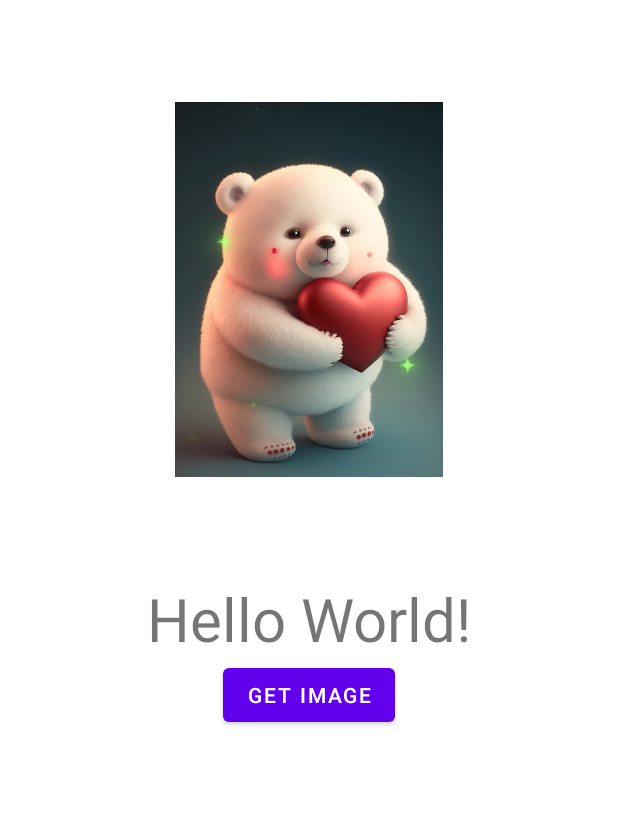
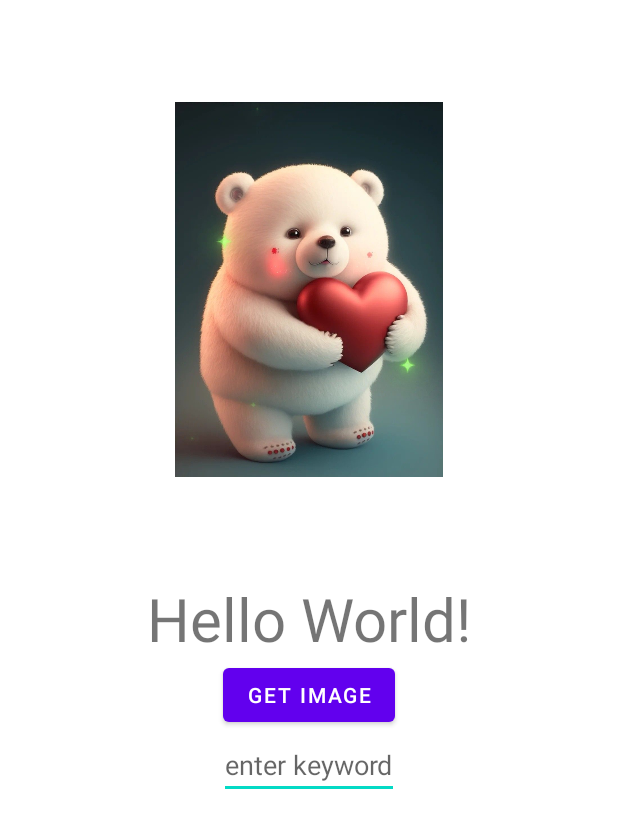
Before and after one commit to AlyonaRulezzz/R_and_Kata_Leet_Training, an Android app: the layout activity_main.xml on its own in the app's theme, with its tools: preview values and no code run, on a phone screen of 412 x 824 dp. Shown: the top 828 px of the screen. Run offline under Robolectric (Android 15) with nearby library versions, the phone set to English and light mode, and no system bars.

Commit message:
Glide & Button & IME_ACTION_SEARCH

```diff
--- a/R_6/app/src/main/res/layout/activity_main.xml
+++ b/R_6/app/src/main/res/layout/activity_main.xml
@@ -41,4 +41,17 @@
         app:layout_constraintTop_toBottomOf="@id/helloWorldTextView"
         />
 
+    <EditText
+        android:id="@+id/editText"
+        android:layout_width="wrap_content"
+        android:layout_height="wrap_content"
+        android:inputType="text"
+        android:hint="@string/enter_keyword"
+        android:autofillHints="phone"
+        android:imeOptions="actionSearch"
+        app:layout_constraintStart_toStartOf="parent"
+        app:layout_constraintEnd_toEndOf="parent"
+        app:layout_constraintTop_toBottomOf="@id/buttonGetImage"
+        />
+
 </androidx.constraintlayout.widget.ConstraintLayout>
--- a/R_6/app/src/main/res/values/strings.xml
+++ b/R_6/app/src/main/res/values/strings.xml
@@ -3,5 +3,6 @@
     <string name="picture">picture</string>
     <string name="get_image">get image</string>
     <string name="random_number">random_number</string>
+    <string name="enter_keyword">enter keyword</string>
 
 </resources>
```
Also changed, not shown: R_6/app/src/main/java/com/example/r_6/MainActivity.kt (+29 -10 lines).
